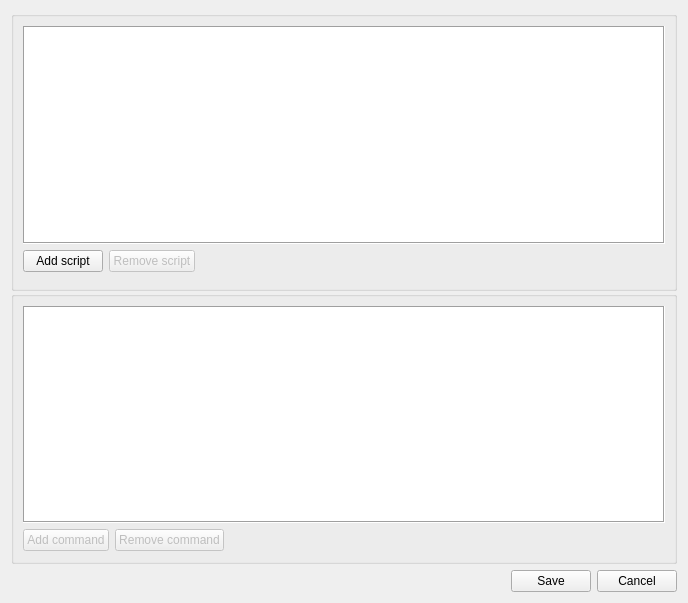
Above: src/home/flibrary/gui/dialogs/script/ScriptDialog.ui from heimdallr/books before the change. Below: the same form after it.
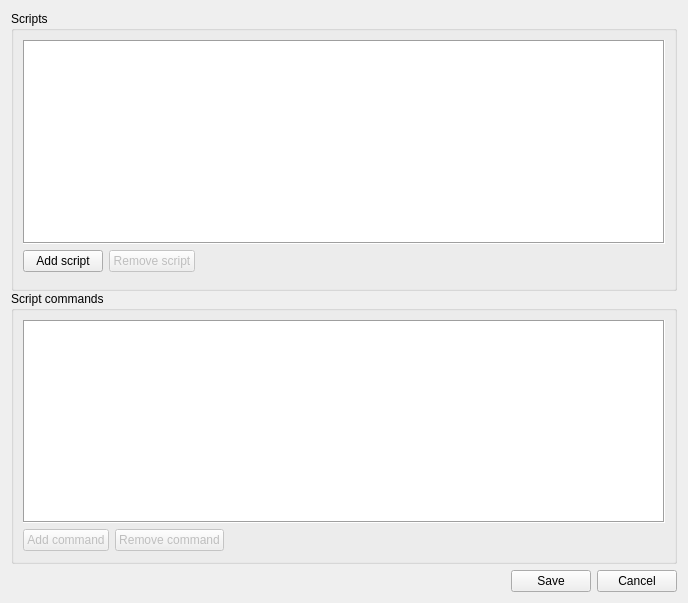
That is the form after the change. Icons and pictures are not drawn.

Commit message: #163 Косметика редактора скриптов

What changed in the file:
```diff
--- a/src/home/flibrary/gui/dialogs/script/ScriptDialog.ui
+++ b/src/home/flibrary/gui/dialogs/script/ScriptDialog.ui
@@ -23,6 +23,9 @@
       <number>0</number>
      </property>
      <widget class="QGroupBox" name="groupBoxScripts">
+      <property name="title">
+       <string>Scripts</string>
+      </property>
       <layout class="QVBoxLayout" name="_4">
        <item>
         <widget class="QTableView" name="viewScript">
@@ -133,6 +136,9 @@
       </layout>
      </widget>
      <widget class="QGroupBox" name="groupBoxCommands">
+      <property name="title">
+       <string>Script commands</string>
+      </property>
       <layout class="QVBoxLayout" name="_6">
        <item>
         <widget class="QTableView" name="viewCommand">
```
The commit also changes 2 other files.
